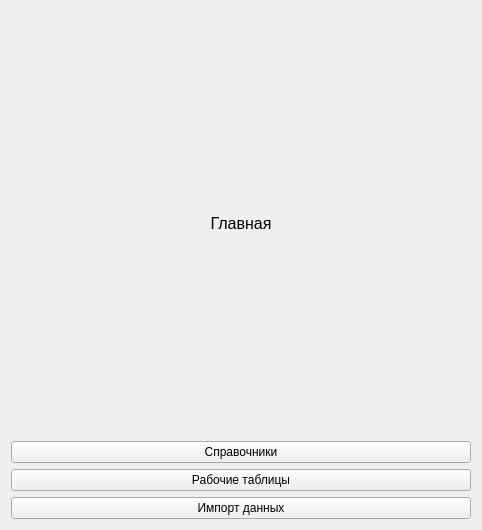
MariyaMari/myJournal, file ElectronicJournal/mainform.ui: the form before one commit.
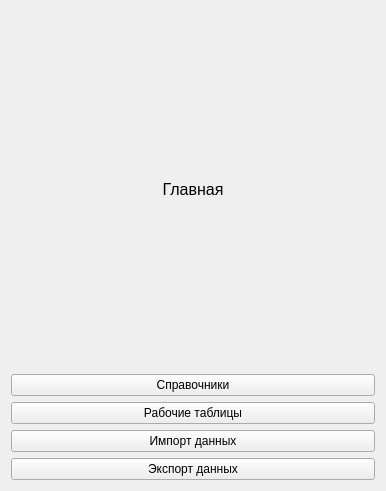
The form after the commit.

Diff of the .ui file:
```diff
--- a/ElectronicJournal/mainform.ui
+++ b/ElectronicJournal/mainform.ui
@@ -6,8 +6,8 @@
    <rect>
     <x>0</x>
     <y>0</y>
-    <width>482</width>
-    <height>530</height>
+    <width>386</width>
+    <height>491</height>
    </rect>
   </property>
   <property name="windowTitle">
@@ -52,6 +52,13 @@
        </property>
       </widget>
      </item>
+     <item>
+      <widget class="QPushButton" name="pushButton_4">
+       <property name="text">
+        <string>Экспорт данных</string>
+       </property>
+      </widget>
+     </item>
     </layout>
    </item>
   </layout>
```
